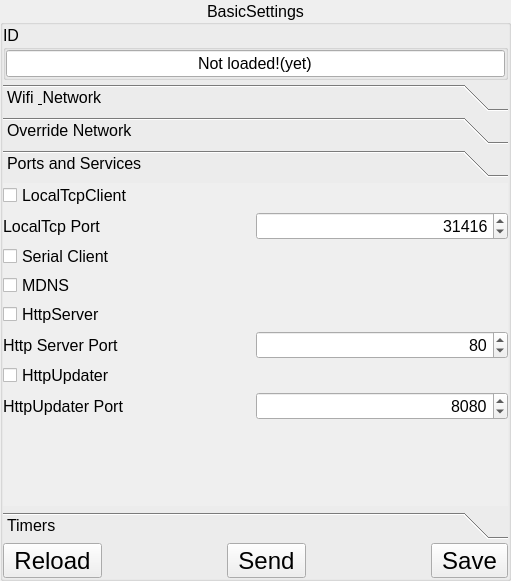
The window that Apps/LedRemoteControl/editbasicsettingsgroupbox.ui (successbyfailure/libreLeds) describes before a commit, drawn with Qt 5.
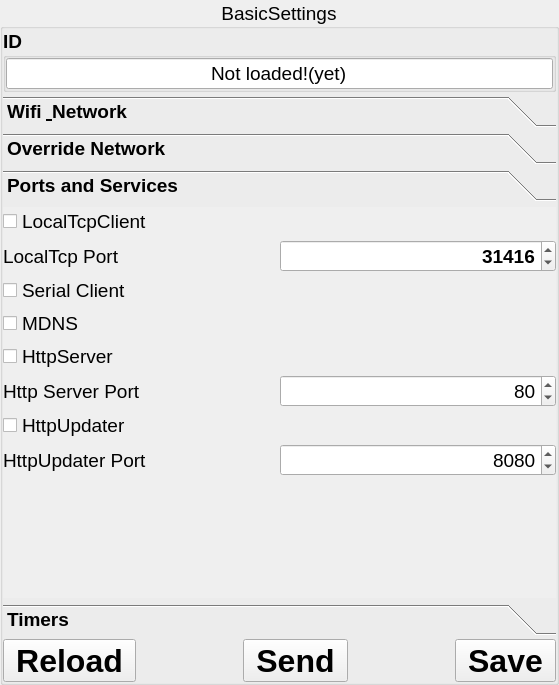
The same window after the commit. The open tabs and pages were chosen to show the change.

```diff
--- a/Apps/LedRemoteControl/editbasicsettingsgroupbox.ui
+++ b/Apps/LedRemoteControl/editbasicsettingsgroupbox.ui
@@ -6,13 +6,13 @@
    <rect>
     <x>0</x>
     <y>0</y>
-    <width>511</width>
-    <height>581</height>
+    <width>559</width>
+    <height>685</height>
    </rect>
   </property>
   <property name="font">
    <font>
-    <pointsize>12</pointsize>
+    <pointsize>14</pointsize>
    </font>
   </property>
   <property name="windowTitle">
@@ -48,6 +48,12 @@
    </property>
    <item>
     <widget class="QGroupBox" name="gbID">
+     <property name="font">
+      <font>
+       <weight>75</weight>
+       <bold>true</bold>
+      </font>
+     </property>
      <property name="title">
       <string>ID</string>
      </property>
@@ -69,6 +75,12 @@
       </property>
       <item>
        <widget class="QLineEdit" name="editID">
+        <property name="font">
+         <font>
+          <weight>50</weight>
+          <bold>false</bold>
+         </font>
+        </property>
         <property name="text">
          <string>Not loaded!(yet)</string>
         </property>
@@ -85,6 +97,12 @@
    </item>
    <item>
     <widget class="QToolBox" name="toolBox">
+     <property name="font">
+      <font>
+       <weight>75</weight>
+       <bold>true</bold>
+      </font>
+     </property>
      <property name="currentIndex">
       <number>0</number>
      </property>
@@ -678,6 +696,14 @@
       </layout>
      </widget>
      <widget class="QWidget" name="page_4">
+      <property name="geometry">
+       <rect>
+        <x>0</x>
+        <y>0</y>
+        <width>553</width>
+        <height>387</height>
+       </rect>
+      </property>
       <attribute name="label">
        <string>Ports and Services</string>
       </attribute>
@@ -699,6 +725,12 @@
        </property>
        <item>
         <widget class="QCheckBox" name="checkTCPCLientEnabled">
+         <property name="font">
+          <font>
+           <weight>50</weight>
+           <bold>false</bold>
+          </font>
+         </property>
          <property name="text">
           <string>LocalTcpClient</string>
          </property>
@@ -711,6 +743,12 @@
          </property>
          <item>
           <widget class="QLabel" name="label_27">
+           <property name="font">
+            <font>
+             <weight>50</weight>
+             <bold>false</bold>
+            </font>
+           </property>
            <property name="text">
             <string>LocalTcp Port</string>
            </property>
@@ -742,6 +780,12 @@
        </item>
        <item>
         <widget class="QCheckBox" name="checkSerialClient">
+         <property name="font">
+          <font>
+           <weight>50</weight>
+           <bold>false</bold>
+          </font>
+         </property>
          <property name="text">
           <string>Serial Client</string>
          </property>
@@ -749,6 +793,12 @@
        </item>
        <item>
         <widget class="QCheckBox" name="checkMdnsEnabled">
+         <property name="font">
+          <font>
+           <weight>50</weight>
+           <bold>false</bold>
+          </font>
+         </property>
          <property name="text">
           <string>MDNS</string>
          </property>
@@ -756,6 +806,12 @@
        </item>
        <item>
         <widget class="QCheckBox" name="checkHttpServerEnabled">
+         <property name="font">
+          <font>
+           <weight>50</weight>
+           <bold>false</bold>
+          </font>
+         </property>
          <property name="text">
           <string>HttpServer</string>
          </property>
@@ -768,6 +824,12 @@
          </property>
          <item>
           <widget class="QLabel" name="label_28">
+           <property name="font">
+            <font>
+             <weight>50</weight>
+             <bold>false</bold>
+            </font>
+           </property>
            <property name="text">
             <string>Http Server Port</string>
            </property>
@@ -775,6 +837,12 @@
          </item>
          <item>
           <widget class="QSpinBox" name="spinHttpPort">
+           <property name="font">
+            <font>
+             <weight>50</weight>
+             <bold>false</bold>
+            </font>
+           </property>
            <property name="alignment">
             <set>Qt::AlignRight|Qt::AlignTrailing|Qt::AlignVCenter</set>
            </property>
@@ -799,6 +867,12 @@
        </item>
        <item>
         <widget class="QCheckBox" name="checkHttpUpdateEnabled">
+         <property name="font">
+          <font>
+           <weight>50</weight>
+           <bold>false</bold>
+          </font>
+         </property>
          <property name="text">
           <string>HttpUpdater</string>
          </property>
@@ -811,6 +885,12 @@
          </property>
          <item>
           <widget class="QLabel" name="label_26">
+           <property name="font">
+            <font>
+             <weight>50</weight>
+             <bold>false</bold>
+            </font>
+           </property>
            <property name="text">
             <string>HttpUpdater Port</string>
            </property>
@@ -818,6 +898,12 @@
          </item>
          <item>
           <widget class="QSpinBox" name="spinHttpUpdaterPort">
+           <property name="font">
+            <font>
+             <weight>50</weight>
+             <bold>false</bold>
+            </font>
+           </property>
            <property name="alignment">
             <set>Qt::AlignRight|Qt::AlignTrailing|Qt::AlignVCenter</set>
            </property>
@@ -1039,7 +1125,9 @@
       <widget class="QToolButton" name="btnReload">
        <property name="font">
         <font>
-         <pointsize>18</pointsize>
+         <pointsize>24</pointsize>
+         <weight>75</weight>
+         <bold>true</bold>
         </font>
        </property>
        <property name="text">
@@ -1070,7 +1158,9 @@
       <widget class="QToolButton" name="btnSend">
        <property name="font">
         <font>
-         <pointsize>18</pointsize>
+         <pointsize>24</pointsize>
+         <weight>75</weight>
+         <bold>true</bold>
         </font>
        </property>
        <property name="text">
@@ -1101,7 +1191,9 @@
       <widget class="QToolButton" name="btnSave">
        <property name="font">
         <font>
-         <pointsize>18</pointsize>
+         <pointsize>24</pointsize>
+         <weight>75</weight>
+         <bold>true</bold>
         </font>
        </property>
        <property name="text">
```
Left out of the diff: 178 changed lines with no effect on the pictures.
